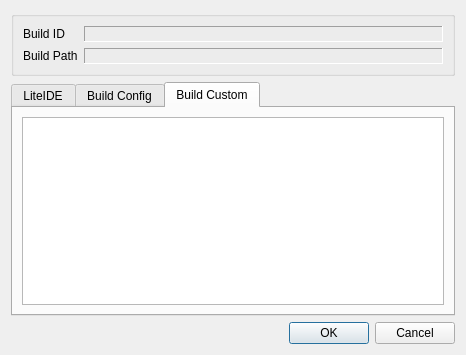
First picture: the form in liteidex/src/plugins/litebuild/buildconfigdialog.ui, repository seanxyh/liteide, before the edit.
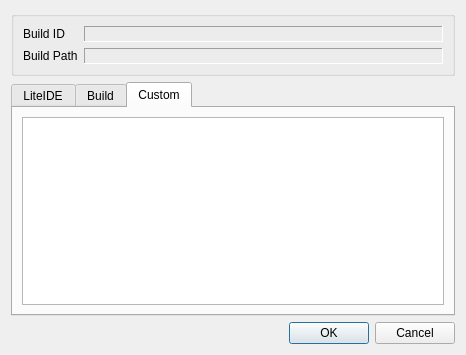
Second picture: the form after the edit.

Diff of the .ui file:
```diff
--- a/liteidex/src/plugins/litebuild/buildconfigdialog.ui
+++ b/liteidex/src/plugins/litebuild/buildconfigdialog.ui
@@ -92,7 +92,7 @@
      </widget>
      <widget class="QWidget" name="tab_2">
       <attribute name="title">
-       <string>Build Config</string>
+       <string>Build</string>
       </attribute>
       <layout class="QVBoxLayout" name="verticalLayout_2">
        <item>
@@ -102,7 +102,7 @@
      </widget>
      <widget class="QWidget" name="tab_3">
       <attribute name="title">
-       <string>Build Custom</string>
+       <string>Custom</string>
       </attribute>
       <layout class="QVBoxLayout" name="verticalLayout">
        <item>
```
Left out of the diff: 2 changed lines with no effect on the pictures.
